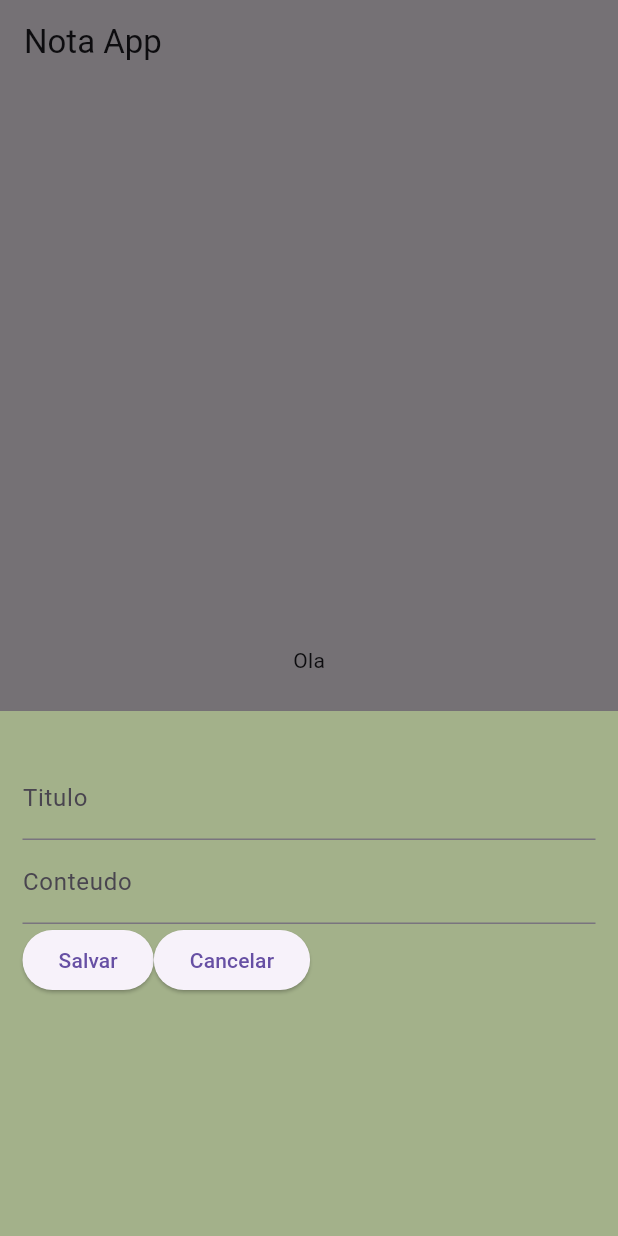
After one commit to luisfelipecad/App-gerenciador-de-despesas, a Flutter app: the screen it shows after launch, after a tap on the "add" icon, on a phone screen of 412 x 824 dp. The commit adds this screen. Run offline on Flutter 3.47's test engine with Material 3 defaults, Android fonts, the phone set to English and light mode, and no system bars.

Commit message:
update
aplicacao de bloco de notas

```diff
--- a/flutter_application_despesas/lib/main.dart
+++ b/flutter_application_despesas/lib/main.dart
@@ -1,4 +1,5 @@
 import 'package:flutter/material.dart';
+import 'package:flutter_application_despesas/pages/home.dart';
 
 void main() => runApp(MyNotepad());
 
@@ -6,9 +7,16 @@ class MyNotepad extends StatelessWidget{
   @override
 
   Widget build(BuildContext contx){
-    return MaterialApp(
+    return const MaterialApp(
       title: 'Meu Bloco de Notas',
-      home: Scaffold(
+      home: HomePage(),
+    );
+  }
+}
+
+
+/*
+Scaffold(
         appBar: AppBar(
           title: Text('Meu Bloco de Notas'),
         ),
@@ -18,7 +26,5 @@ class MyNotepad extends StatelessWidget{
             child: Text('Notas vazias'),
           ),
         ),
-      ),
-    );
-  }
-}
+      )
+*/
--- /dev/null
+++ b/flutter_application_despesas/lib/pages/home.dart
@@ -0,0 +1,51 @@
+
+import 'package:flutter/material.dart';
+import 'package:flutter_application_despesas/values/tema.dart';
+
+class HomePage extends StatelessWidget{
+  const HomePage({Key? key}) : super(key: key);
+
+  @override
+  Widget build (BuildContext contx){
+    return Scaffold(
+      appBar: AppBar(title: Text('Nota App')),
+
+      floatingActionButton: FloatingActionButton(
+        onPressed:()  {
+          showModalBottomSheet(
+            context: contx,
+            builder: (BuildContext contx){
+
+              return Container(
+                padding: EdgeInsets.symmetric(horizontal: 15, vertical: 30),
+                height: 350,
+                color: green2,
+                child:  Form(
+                  child: Column(
+                    children: [
+                      TextFormField(decoration: InputDecoration(labelText: 'Titulo'),),
+                      TextFormField(decoration: InputDecoration(labelText: 'Conteudo'),),
+                      Row
+                      (children: [
+                          ElevatedButton(onPressed: (){Navigator.pop(contx);}, child: Text('Salvar')),
+                          ElevatedButton(onPressed: (){Navigator.pop(contx);}, child: Text('Cancelar'))
+                        ],
+                      ),
+                    ],
+                  ),
+                )
+              );
+
+            });
+        },
+        child: Icon(Icons.add),
+      ),
+
+      body: Center(
+        child: Container(
+          child: Text('Ola'),
+        ),
+      ),
+    );
+  }
+}
--- /dev/null
+++ b/flutter_application_despesas/lib/pages/pages.dart
@@ -0,0 +1 @@
+export 'home.dart';
```
Also changed, not shown: flutter_application_despesas/lib/values/tema.dart (added, +19 -0 lines).
